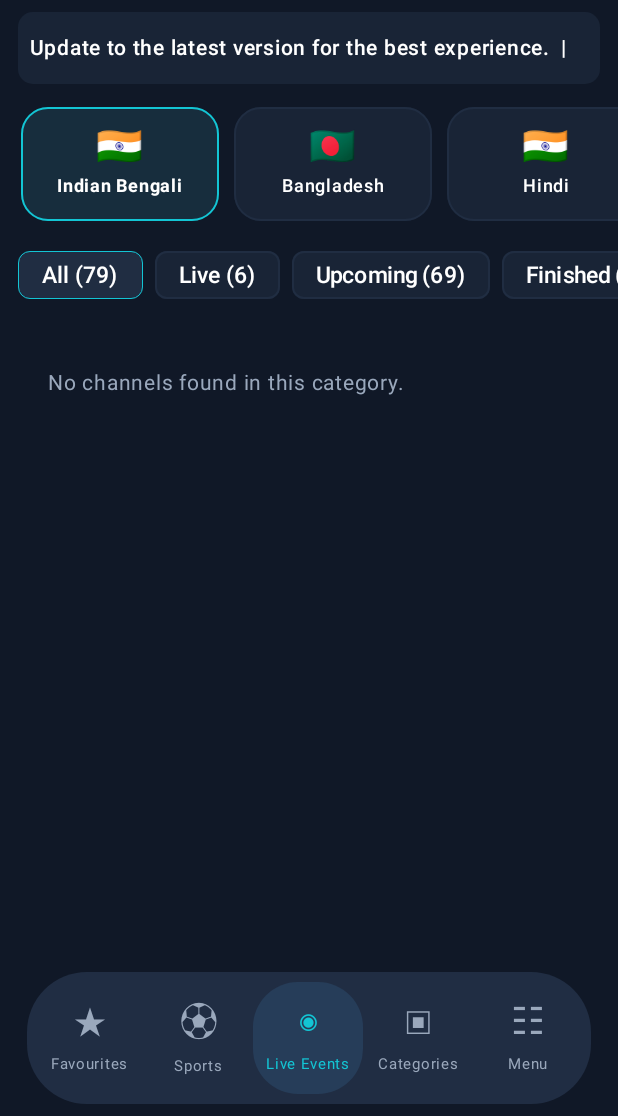
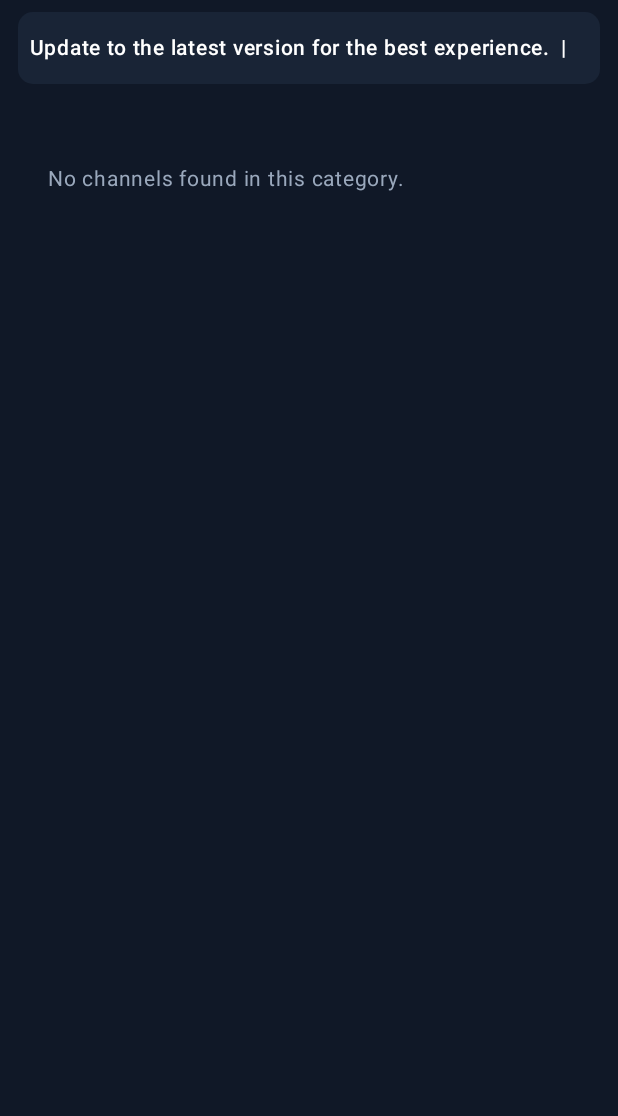
Before and after one commit to sovandey/SA-TV, an Android app built with Jetpack Compose: the composable SATVHome called with empty values, on a phone screen of 412 x 824 dp, the part 120-1236 px from its top. Run offline under Robolectric (Android 15) with nearby library versions, the phone set to English and light mode, and no system bars; network calls fail.

Commit message:
Add files via upload

```diff
--- a/app/src/main/java/com/bengaliptv/MainActivity.kt
+++ b/app/src/main/java/com/bengaliptv/MainActivity.kt
@@ -28,7 +28,6 @@ import androidx.compose.ui.viewinterop.AndroidView
 import androidx.media3.common.MediaItem
 import androidx.media3.exoplayer.ExoPlayer
 import androidx.media3.ui.AspectRatioFrameLayout
-import androidx.media3.ui.PlayerView
 import androidx.work.*
 import com.bengaliptv.work.PlaylistMonitorWorker
 import com.bengaliptv.data.Channel
@@ -103,8 +102,6 @@ private fun channelCategory(channel: Channel): String? {
 @Composable
 private fun SATVHome(channels: List<Channel>) {
     var selectedSport by remember { mutableStateOf("Indian Bengali") }
-    var selectedStatus by remember { mutableStateOf("All (79)") }
-    var selectedTab by remember { mutableStateOf("Live Events") }
     var searchMode by remember { mutableStateOf(false) }
     var searchText by remember { mutableStateOf("") }
     var playingChannel by remember { mutableStateOf<Channel?>(null) }
@@ -168,7 +165,7 @@ private fun SATVHome(channels: List<Channel>) {
                     Text("•", color = Color.Transparent, fontSize = 22.sp)
                     HeaderAction("↗") { searchMode = false }
                     Spacer(Modifier.width(18.dp))
-                    HeaderAction("⟳") { selectedStatus = "All (79)" }
+                    HeaderAction("⟳") { searchText = ""; selectedSport = "Indian Bengali" }
                     Spacer(Modifier.width(18.dp))
                     HeaderAction(if (searchMode) "×" else "⌕") {
                         searchMode = !searchMode
@@ -190,34 +187,10 @@ private fun SATVHome(channels: List<Channel>) {
                     .padding(start = 14.dp, top = 7.dp, bottom = 12.dp),
                 verticalAlignment = Alignment.CenterVertically
             ) {
-                CategoryChip("🇮🇳", "Indian Bengali", selectedSport == "Indian Bengali") { selectedSport = "Indian Bengali" }
-                CategoryChip("🇧🇩", "Bangladesh", selectedSport == "Bangladesh") { selectedSport = "Bangladesh" }
-                CategoryChip("🇮🇳", "Hindi", selectedSport == "Hindi") { selectedSport = "Hindi" }
-                CategoryChip("🏆", "Sports", selectedSport == "Sports") { selectedSport = "Sports" }
-            }
-
-            Row(
-                Modifier.fillMaxWidth().horizontalScroll(rememberScrollState())
-                    .padding(start = 12.dp, bottom = 12.dp),
-                verticalAlignment = Alignment.CenterVertically
-            ) {
-                listOf("All (79)", "Live (6)", "Upcoming (69)", "Finished (4)").forEach { item ->
-                    FilterChip(
-                        selected = selectedStatus == item,
-                        onClick = { selectedStatus = item },
-                        label = { Text(item, fontSize = 15.sp) },
-                        modifier = Modifier.padding(end = 8.dp),
-                        colors = FilterChipDefaults.filterChipColors(
-                            selectedContainerColor = PanelAlt,
-                            selectedLabelColor = Color.White,
-                            containerColor = Panel,
-                            labelColor = Color.White
-                        ),
-                        border = FilterChipDefaults.filterChipBorder(
-                            enabled = true, selected = selectedStatus == item,
-                            borderColor = PanelAlt, selectedBorderColor = Accent
-                        )
-                    )
+                val cats = listOf("Indian Bengali" to "🇮🇳", "Bangladesh" to "🇧🇩", "Hindi" to "🇮🇳", "Sports" to "🏆")
+                cats.forEach { (name, icon) ->
+                    val n = channels.count { channelCategory(it) == name }
+                    if (n > 0) CategoryChip(icon, "$name ($n)", selectedSport == name) { selectedSport = name }
                 }
             }
 
@@ -247,7 +220,6 @@ private fun SATVHome(channels: List<Channel>) {
                 Spacer(Modifier.height(10.dp))
             }
 
-            BottomNavigation(selectedTab) { selectedTab = it }
         }
     }
 }
@@ -317,7 +289,14 @@ private fun LivePlayerScreen(
     onChannelChanged: (Channel) -> Unit
 ) {
     val context = androidx.compose.ui.platform.LocalContext.current
-    val player = remember { ExoPlayer.Builder(context).build() }
+    val player = remember {
+        val http = androidx.media3.datasource.DefaultHttpDataSource.Factory()
+            .setAllowCrossProtocolRedirects(true)
+            .setUserAgent("Mozilla/5.0 (Linux; Android 13) AppleWebKit/537.36 Chrome/120 Mobile Safari/537.36")
+        ExoPlayer.Builder(context)
+            .setMediaSourceFactory(androidx.media3.exoplayer.source.DefaultMediaSourceFactory(context).setDataSourceFactory(http))
+            .build()
+    }
     val exoPlayer = player
     var currentChannel by remember { mutableStateOf(initialChannel) }
     var controlsVisible by remember { mutableStateOf(true) }
@@ -326,6 +305,7 @@ private fun LivePlayerScreen(
     var fitMode by remember { mutableStateOf(false) }
     var playing by remember { mutableStateOf(true) }
     var errorText by remember { mutableStateOf<String?>(null) }
+    var videoRatio by remember { mutableStateOf(0f) }
 
     LaunchedEffect(currentChannel.url) {
         errorText = null
@@ -339,6 +319,10 @@ private fun LivePlayerScreen(
         val listener = object : androidx.media3.common.Player.Listener {
             override fun onPlayerError(error: androidx.media3.common.PlaybackException) {
                 errorText = "Stream could not be played. Try another channel."
+            }
+            override fun onVideoSizeChanged(videoSize: androidx.media3.common.VideoSize) {
+                if (videoSize.width > 0 && videoSize.height > 0)
+                    videoRatio = videoSize.width * videoSize.pixelWidthHeightRatio / videoSize.height
             }
         }
         exoPlayer.addListener(listener)
@@ -360,18 +344,24 @@ private fun LivePlayerScreen(
     Box(Modifier.fillMaxSize().background(Color.Black)) {
         AndroidView(
             factory = { viewContext ->
-                PlayerView(viewContext).apply {
-                    useController = false
-                    resizeMode = if (fitMode) AspectRatioFrameLayout.RESIZE_MODE_FIT
-                        else AspectRatioFrameLayout.RESIZE_MODE_ZOOM
-                    this.player = exoPlayer
-                    setShowBuffering(PlayerView.SHOW_BUFFERING_WHEN_PLAYING)
-                }
+                val frame = AspectRatioFrameLayout(viewContext)
+                val surface = android.view.SurfaceView(viewContext)
+                frame.addView(surface, android.widget.FrameLayout.LayoutParams(
+                    android.view.ViewGroup.LayoutParams.MATCH_PARENT,
+                    android.view.ViewGroup.LayoutParams.MATCH_PARENT))
+                exoPlayer.setVideoSurfaceView(surface)
+                val holder = android.widget.FrameLayout(viewContext)
+                holder.addView(frame, android.widget.FrameLayout.LayoutParams(
+                    android.view.ViewGroup.LayoutParams.MATCH_PARENT,
+                    android.view.ViewGroup.LayoutParams.MATCH_PARENT,
+                    android.view.Gravity.CENTER))
+                holder
             },
-            update = { view ->
-                view.player = exoPlayer
-                view.resizeMode = if (fitMode) AspectRatioFrameLayout.RESIZE_MODE_FIT
+            update = { holder ->
+                val frame = holder.getChildAt(0) as AspectRatioFrameLayout
+                frame.resizeMode = if (fitMode) AspectRatioFrameLayout.RESIZE_MODE_FIT
                     else AspectRatioFrameLayout.RESIZE_MODE_ZOOM
+                if (videoRatio > 0f) frame.setAspectRatio(videoRatio)
             },
             modifier = Modifier.fillMaxSize()
         )
@@ -511,34 +501,3 @@ private fun TeamMark(mark: String) {
         contentAlignment = Alignment.Center
     ) { Text(mark, fontSize = 24.sp) }
 }
-
-@Composable
-private fun BottomNavigation(selected: String, onSelect: (String) -> Unit) {
-    val items = listOf("Favourites" to "★", "Sports" to "⚽", "Live Events" to "◉", "Categories" to "▣", "Menu" to "☷")
-    Row(
-        Modifier.fillMaxWidth().padding(horizontal = 18.dp, vertical = 8.dp)
-            .clip(RoundedCornerShape(40.dp)).background(Color(0xFF202D43))
-            .padding(horizontal = 5.dp, vertical = 5.dp),
-        horizontalArrangement = Arrangement.SpaceEvenly,
-        verticalAlignment = Alignment.CenterVertically
-    ) {
-        items.forEach { (label, icon) ->
-            val active = selected == label
-            Surface(
-                onClick = { onSelect(label) },
-                color = if (active) Color(0xFF263D59) else Color.Transparent,
-                shape = RoundedCornerShape(30.dp),
-                modifier = Modifier.weight(1f)
-            ) {
-                Column(
-                    Modifier.padding(vertical = 8.dp),
-                    horizontalAlignment = Alignment.CenterHorizontally
-                ) {
-                    Text(icon, color = if (active) Accent else Muted, fontSize = 25.sp)
-                    Text(label, color = if (active) Accent else Muted, fontSize = 10.sp,
-                        maxLines = 1)
-                }
-            }
-        }
-    }
-}
--- a/app/src/main/java/com/bengaliptv/data/M3uParser.kt
+++ b/app/src/main/java/com/bengaliptv/data/M3uParser.kt
@@ -1,10 +1,10 @@
 package com.bengaliptv.data
 
 object M3uParser {
-    private val attr = Regex("""([\\w-]+)="([^"]*)"""")
+    private val attr = Regex("""([\w-]+)="([^"]*)"""")
 
     fun parse(text: String, source: PlaylistSource): List<Channel> {
-        val lines = text.removePrefix("\\uFEFF").lines()
+        val lines = text.removePrefix("\uFEFF").lines()
         val result = mutableListOf<Channel>()
         var pending: Map<String, String> = emptyMap()
         var pendingName: String? = null
```
